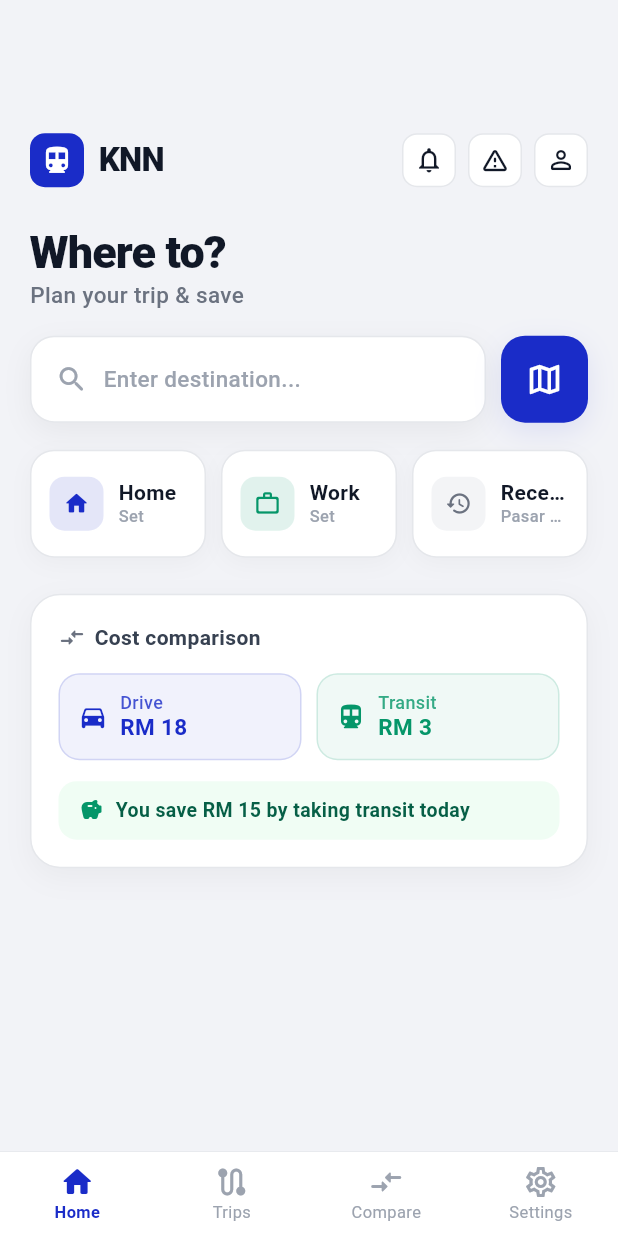
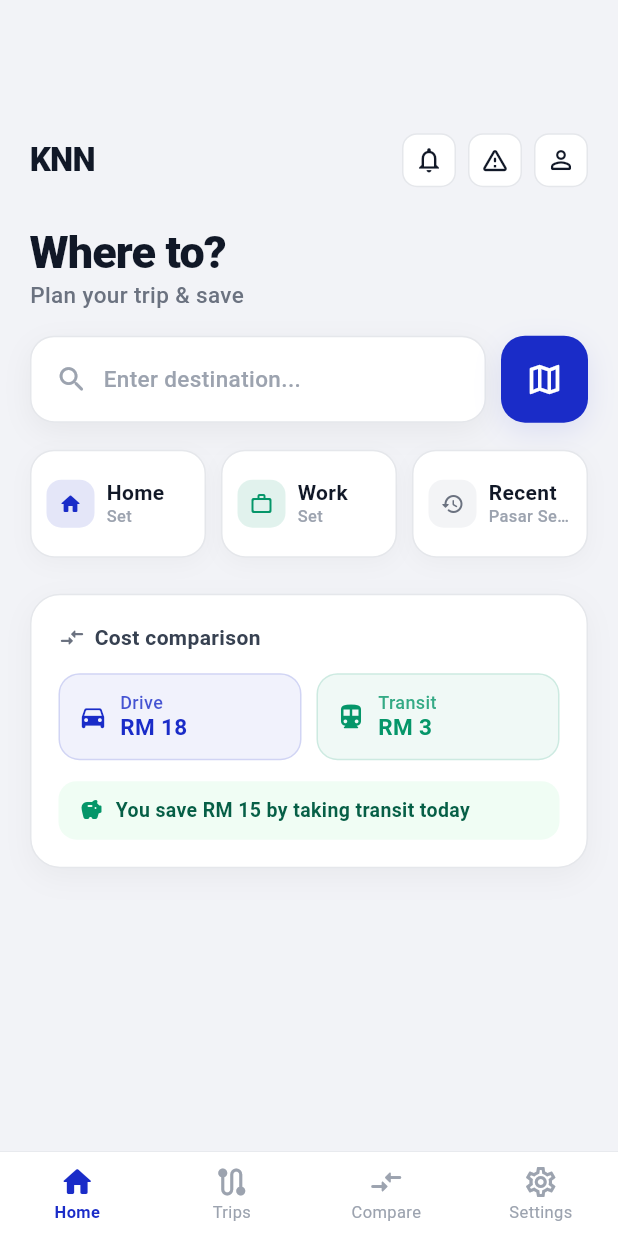
Before and after one commit to Brazela/KNN, a Flutter app: the screen it shows after launch, on a phone screen of 412 x 824 dp. Run offline on Flutter 3.47's test engine with Material 3 defaults, Android fonts, the phone set to English and light mode, and no system bars; our stand-ins replace geolocator, google_maps_flutter; missing offline and left inert: flutter_polyline_points, gtfs_realtime_bindings.

Commit message:
fixed some UI stuff

```diff
--- a/lib/navigation/top_bar.dart
+++ b/lib/navigation/top_bar.dart
@@ -25,22 +25,6 @@ class TopBar extends StatelessWidget {
   Widget build(BuildContext context) {
     return Row(
       children: [
-        Container(
-          width: 36,
-          height: 36,
-          decoration: BoxDecoration(
-            color: AppColors.primary,
-            borderRadius: BorderRadius.circular(10),
-          ),
-          child: const Center(
-            child: Icon(
-              Icons.directions_transit_rounded,
-              color: Colors.white,
-              size: 22,
-            ),
-          ),
-        ),
-        const SizedBox(width: 10),
         const Text(
           'KNN',
           style: TextStyle(
--- a/lib/screens/homepage.dart
+++ b/lib/screens/homepage.dart
@@ -133,17 +133,7 @@ class _HomepageState extends State<Homepage> {
                         const SizedBox(height: 18),
                         const _ShortcutsRow(),
                         const SizedBox(height: 24),
-                        // Weather widget.
-                        if (!isLoadingLocation) ...[
-                          const WeatherWidget(),
-                          const SizedBox(height: 18),
-                        ],
-                        // Fuel price widget.
-                        if (!isLoadingLocation) ...[
-                          const FuelPriceWidget(),
-                          const SizedBox(height: 18),
-                        ],
-                        // Popular places.
+                        // Popular places — engaging explore content right after shortcuts.
                         if (!isLoadingLocation) ...[
                           PopularPlacesWidget(
                             onPlaceSelected: (place) {
@@ -153,6 +143,16 @@ class _HomepageState extends State<Homepage> {
                               );
                             },
                           ),
+                          const SizedBox(height: 18),
+                        ],
+                        // Weather widget — compact useful context.
+                        if (!isLoadingLocation) ...[
+                          const WeatherWidget(),
+                          const SizedBox(height: 18),
+                        ],
+                        // Fuel price widget.
+                        if (!isLoadingLocation) ...[
+                          const FuelPriceWidget(),
                           const SizedBox(height: 18),
                         ],
                         const CostComparisonCard(),
--- a/lib/widgets/recent_trip_chip.dart
+++ b/lib/widgets/recent_trip_chip.dart
@@ -27,7 +27,7 @@ class RecentTripChip extends StatelessWidget {
       onTap: onTap,
       child: Container(
         height: 72,
-        padding: const EdgeInsets.all(12),
+        padding: const EdgeInsets.symmetric(horizontal: 10, vertical: 12),
         decoration: BoxDecoration(
           color: Colors.white,
           borderRadius: BorderRadius.circular(16),
@@ -43,25 +43,27 @@ class RecentTripChip extends StatelessWidget {
         child: Row(
           children: [
             Container(
-              width: 36,
-              height: 36,
+              width: 32,
+              height: 32,
               decoration: BoxDecoration(
                 color: const Color(0xFFF3F4F6),
                 borderRadius: BorderRadius.circular(10),
               ),
               child: const Icon(
                 Icons.history_rounded,
-                size: 18,
+                size: 16,
                 color: Color(0xFF6B7280),
               ),
             ),
-            const SizedBox(width: 10),
+            const SizedBox(width: 8),
             Expanded(
               child: Column(
                 mainAxisAlignment: MainAxisAlignment.center,
                 crossAxisAlignment: CrossAxisAlignment.start,
                 children: [
-                  Text(
+                  FittedBox(
+                    fit: BoxFit.scaleDown,
+                    child: Text(
                       label,
                       maxLines: 1,
                       overflow: TextOverflow.ellipsis,
@@ -70,6 +72,7 @@ class RecentTripChip extends StatelessWidget {
                         fontWeight: FontWeight.w700,
                         color: AppColors.textPrimary,
                         height: 1.1,
+                      ),
                     ),
                   ),
                   const SizedBox(height: 2),
--- a/lib/widgets/shortcut_chip.dart
+++ b/lib/widgets/shortcut_chip.dart
@@ -36,7 +36,7 @@ class ShortcutChip extends StatelessWidget {
         onTap: onTap,
         child: Container(
           height: 72,
-          padding: const EdgeInsets.all(12),
+          padding: const EdgeInsets.symmetric(horizontal: 10, vertical: 12),
           decoration: BoxDecoration(
             color: Colors.white,
             borderRadius: BorderRadius.circular(16),
@@ -52,15 +52,15 @@ class ShortcutChip extends StatelessWidget {
           child: Row(
             children: [
               Container(
-                width: 36,
-                height: 36,
+                width: 32,
+                height: 32,
                 decoration: BoxDecoration(
                   color: color.withValues(alpha: 0.12),
                   borderRadius: BorderRadius.circular(10),
                 ),
-                child: Icon(icon, size: 18, color: color),
+                child: Icon(icon, size: 16, color: color),
               ),
-              const SizedBox(width: 10),
+              const SizedBox(width: 8),
               Column(
                 mainAxisAlignment: MainAxisAlignment.center,
                 crossAxisAlignment: CrossAxisAlignment.start,
```
Also changed, not shown: lib/screens/origin_selection.dart (+31 -13 lines), lib/screens/search_destination.dart (+30 -15 lines), lib/widgets/popular_places_widget.dart (+50 -28 lines), lib/widgets/weather_widget.dart (+52 -1 lines). Lines whose indentation alone changed are shown as unchanged.
